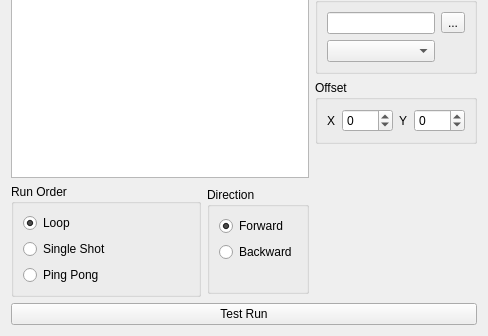
Before: the Qt Designer form ui/src/rgbmatrixeditor.ui in mcallegari/qlcplus, drawn with Qt 5; both pictures show x 0 to 488 and y 222 to 558 of the 488 by 558 pixel window.
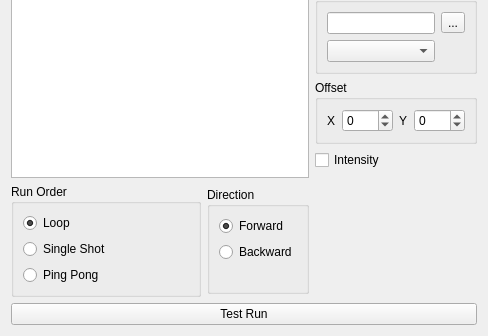
After: the same form once the commit is applied. Icons and pictures are not drawn.

Commit message: Allow RGBMatrix to operate on intensity channels

What changed in the file:
```diff
--- a/ui/src/rgbmatrixeditor.ui
+++ b/ui/src/rgbmatrixeditor.ui
@@ -165,6 +165,13 @@
        </layout>
       </widget>
      </item>
+     <item>
+      <widget class="QCheckBox" name="m_preferIntensityChannels">
+       <property name="text">
+        <string>Intensity</string>
+       </property>
+      </widget>
+     </item>
      <item>
       <spacer name="verticalSpacer_4">
        <property name="orientation">
```
The commit also changes 5 other files.
